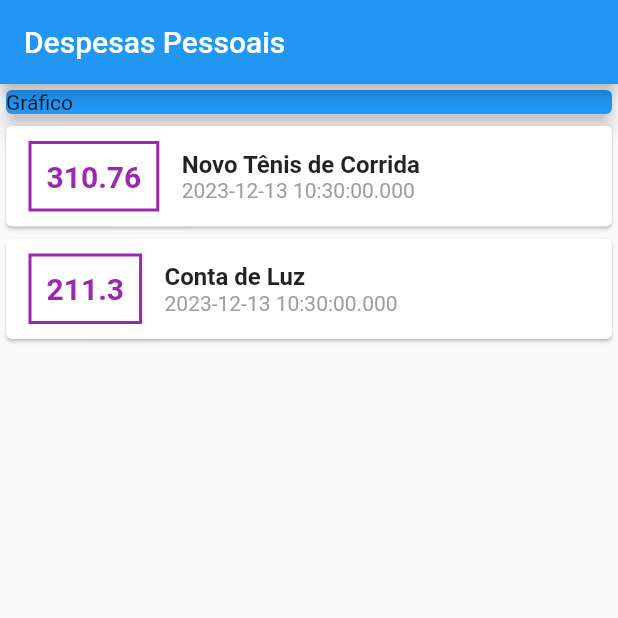
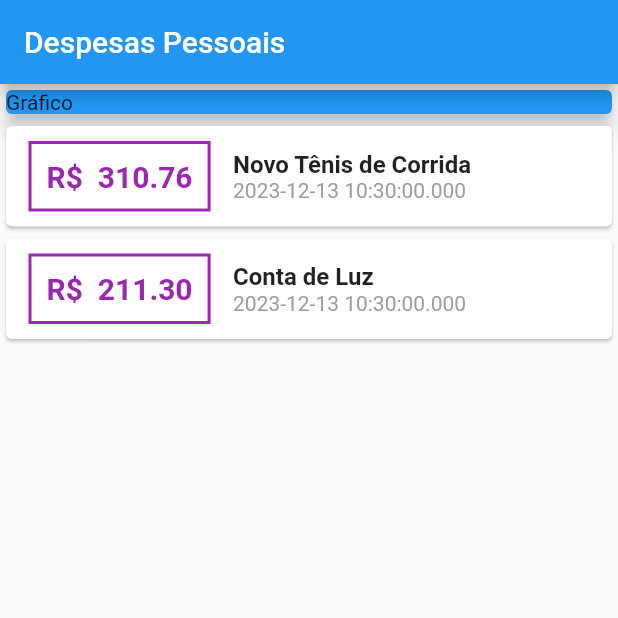
Before and after one commit to vandersonbfs/CursoFlutterUdemy, a Flutter app: the screen it shows after launch, on a phone screen of 412 x 824 dp, the top half of it. Run offline on Flutter 3.47's test engine with Material 2 defaults, Android fonts, the phone set to English and light mode, and no system bars.

Commit message:
Aula 97. Usando Interpolação de Strings

```diff
--- a/expenses/lib/main.dart
+++ b/expenses/lib/main.dart
@@ -50,16 +50,16 @@ class MyHomePage extends StatelessWidget {
                 child: Row(
                   children: <Widget>[
                     Container(
-                      margin:
-                          EdgeInsets.symmetric(horizontal: 15, vertical: 10),
+                      margin: const EdgeInsets.symmetric(
+                          horizontal: 15, vertical: 10),
                       decoration: BoxDecoration(
                           border: Border.all(
                         color: Colors.purple,
                         width: 2,
                       )),
-                      padding: EdgeInsets.all(10),
-                      child: Text(tr.value.toString(),
-                          style: TextStyle(
+                      padding: const EdgeInsets.all(10),
+                      child: Text('R\$  ${tr.value.toStringAsFixed(2)}',
+                          style: const TextStyle(
                             fontWeight: FontWeight.bold,
                             fontSize: 20,
                             color: Colors.purple,
@@ -78,7 +78,7 @@ class MyHomePage extends StatelessWidget {
                         ),
                         Text(
                           tr.date.toString(),
-                          style: TextStyle(
+                          style: const TextStyle(
                             color: Colors.grey,
                           ),
                         ),
```
